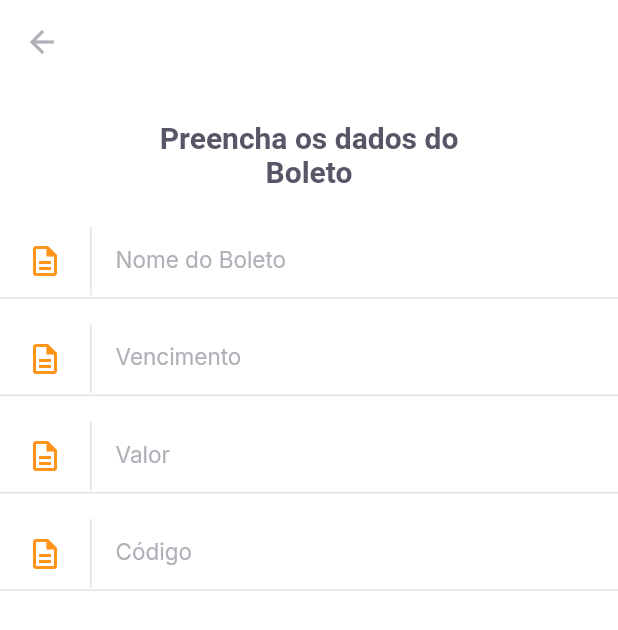
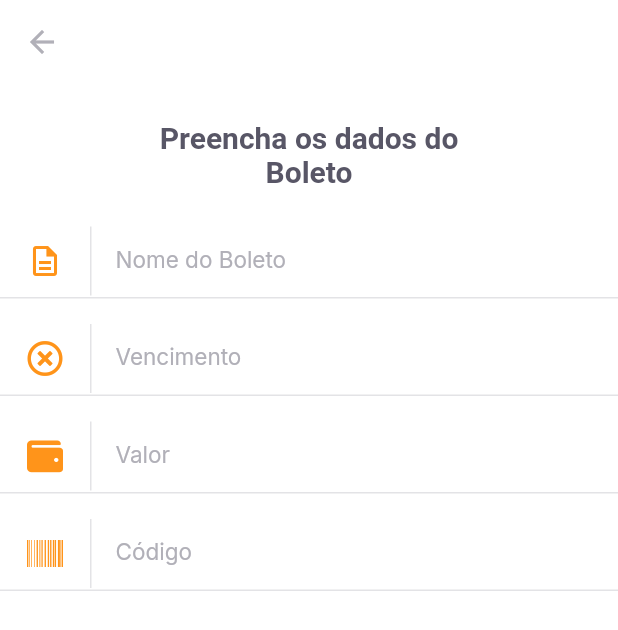
Before and after one commit to dercio-sinione/payFlow, a Flutter app: the InsertBoletoPage screen opened by its route, on a phone screen of 412 x 824 dp. Shown: the top 630 px of the screen. Run offline on Flutter 3.47's test engine with Material 2 defaults, Android fonts, the phone set to English and light mode, and no system bars; our stand-ins replace font_awesome_flutter, google_fonts, shared_preferences; accounts and stored records are empty.

Commit message:
feat: Insert Boleto Page > Add FontAwesomeIcons

```diff
--- a/lib/modules/insert_boleto/insert_boleto_page.dart
+++ b/lib/modules/insert_boleto/insert_boleto_page.dart
@@ -1,4 +1,5 @@
 import 'package:flutter/material.dart';
+import 'package:font_awesome_flutter/font_awesome_flutter.dart';
 import 'package:nl_pay_flow/shared/themes/app_colors.dart';
 import 'package:nl_pay_flow/shared/themes/app_text_style.dart';
 import 'package:nl_pay_flow/shared/widgets/input_text/input_text_widget.dart';
@@ -32,15 +33,15 @@ class InsertBoletoPage extends StatelessWidget {
           ),
           InputTextWidget(
             label: "Vencimento",
-            icon: Icons.description_outlined,
+            icon: FontAwesomeIcons.timesCircle,
           ),
           InputTextWidget(
             label: "Valor",
-            icon: Icons.description_outlined,
+            icon: FontAwesomeIcons.wallet,
           ),
           InputTextWidget(
             label: "Código",
-            icon: Icons.description_outlined,
+            icon: FontAwesomeIcons.barcode,
           ),
         ],
       ),
```
